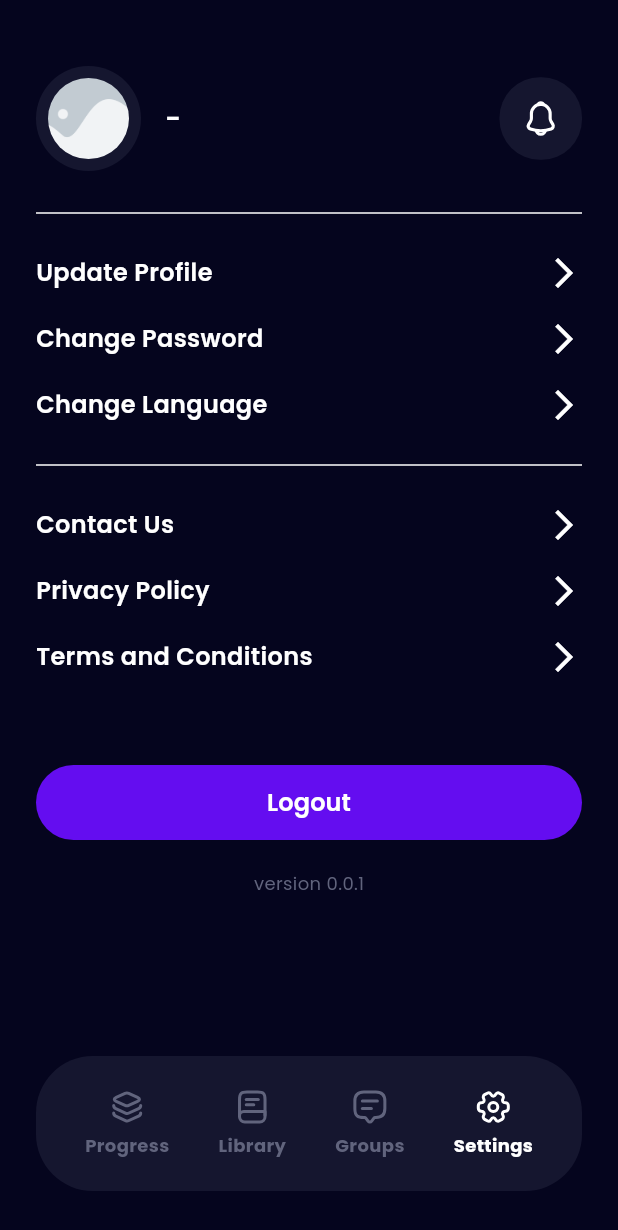
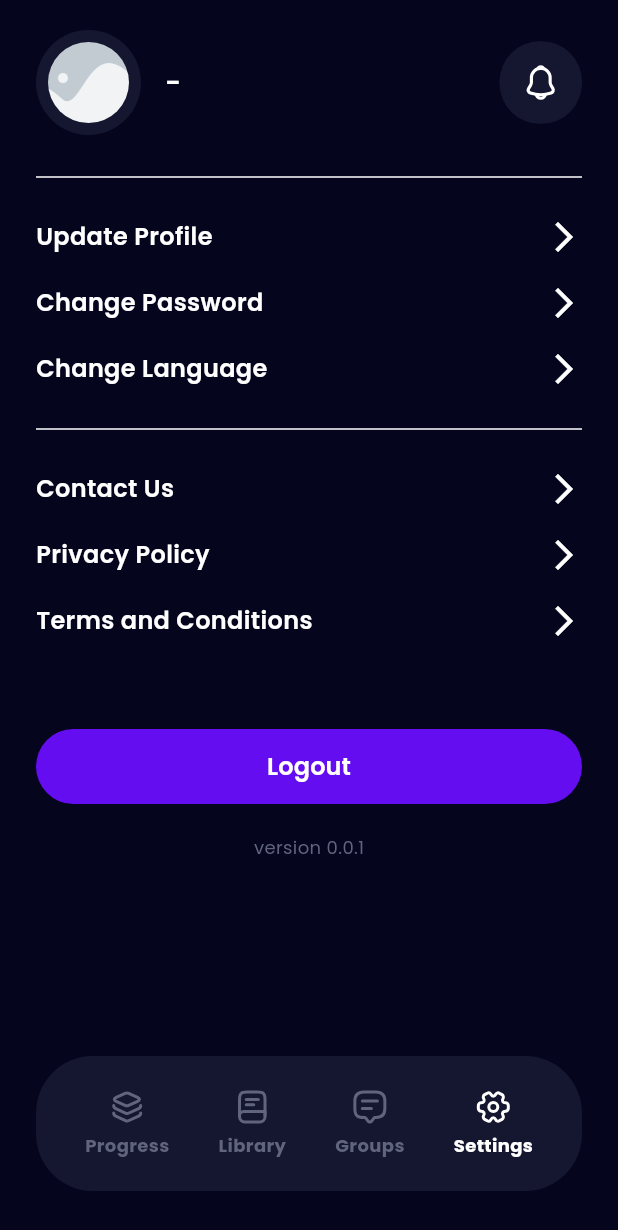
Before and after one commit to miqdad08/estudie, a Flutter app: the MainPage screen opened by its route, item 4 of the bottom bar chosen, on a phone screen of 412 x 824 dp. Shown: the top 1230 px of the screen. Run offline on Flutter 3.47's test engine with Material 3 defaults, Android fonts, the phone set to English and light mode, and no system bars; our stand-ins replace bloc, cached_network_image, cloud_firestore, equatable, firebase_auth, firebase_core and 12 more; accounts and stored records are empty.

Commit message:
[feat & fix] : Fix Padding

```diff
--- a/lib/feature/auth/presentation/settings_page.dart
+++ b/lib/feature/auth/presentation/settings_page.dart
@@ -25,7 +25,7 @@ class SettingsPage extends StatelessWidget {
         return ListView(
           children: [
             Padding(
-              padding: const EdgeInsets.all(24),
+              padding: const EdgeInsets.symmetric(horizontal: 24),
               child: Column(
                 children: [
                   verticalSpace(20),
```
